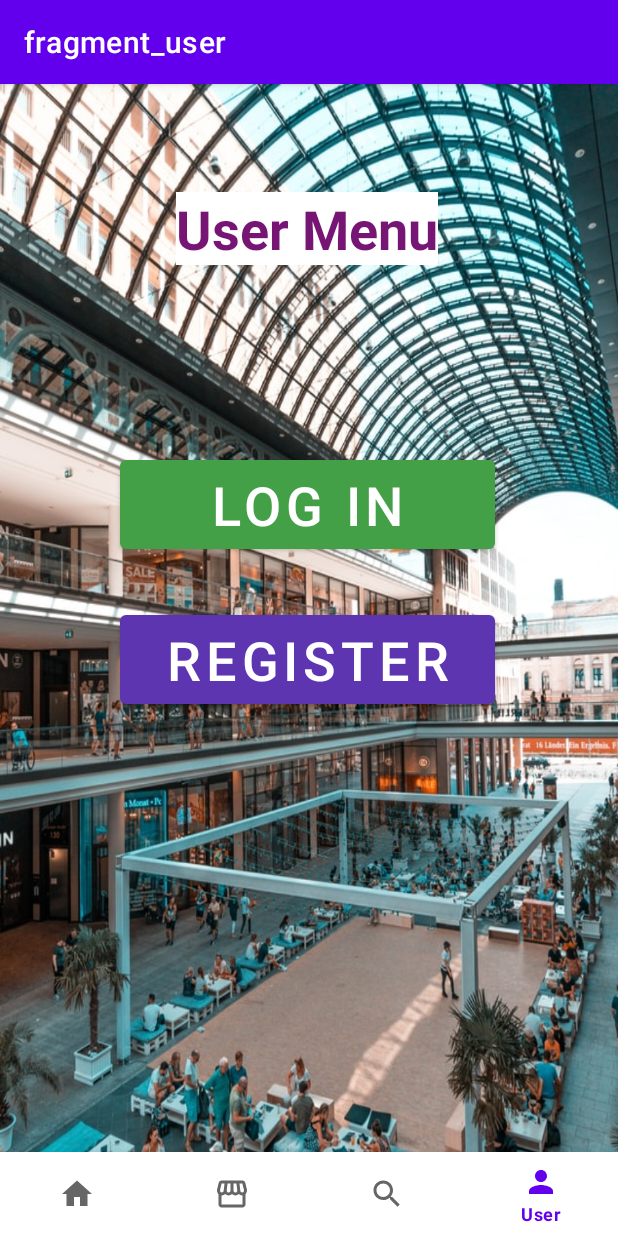
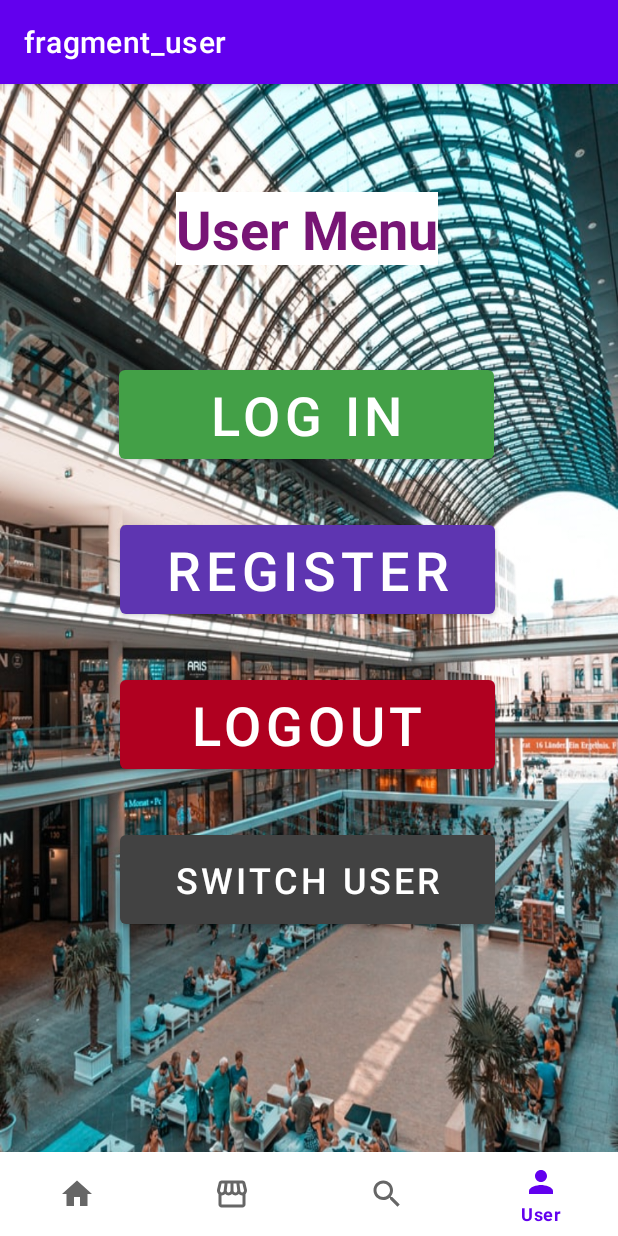
Before and after one commit to spyroy/near_buy, an Android app: the UserFrag screen opened through its navigation route, on a phone screen of 412 x 824 dp. Run offline under Robolectric (Android 15) with nearby library versions, the phone set to English and light mode, and no system bars; our stand-ins replace Firebase (no records; nobody signed in at launch, a user with empty details on screens opened directly), navigation-ui; Roboto replaces fonts that are not available here.

Commit message:
add logout and switch user

```diff
--- a/app/src/main/AndroidManifest.xml
+++ b/app/src/main/AndroidManifest.xml
@@ -51,7 +51,7 @@
         </activity>
         <activity android:name=".register"
             android:label="Register Activity"
-            android:parentActivityName=".MainActivity" />
+            android:parentActivityName=".register" />
 
         <meta-data
             android:name="android.support.PARENT_ACTIVITY"
--- a/app/src/main/java/com/example/near_buy/login.java
+++ b/app/src/main/java/com/example/near_buy/login.java
@@ -47,10 +47,10 @@ public class login extends AppCompatActivity {
         progressBar = findViewById(R.id.progressBar);
         FirebaseUser User = fAuth.getCurrentUser();
 
-
         mLoginbtn.setOnClickListener(new View.OnClickListener() {
             @Override
             public void onClick(View v) {
+
                 String email = mEmail.getText().toString().trim();
                 String password = mPassword.getText().toString().trim();
 
@@ -83,8 +83,6 @@ public class login extends AppCompatActivity {
 //                            user.setId(pId);
 //                            myRef.setValue(user);
 
-
-
                             startActivity(new Intent(getApplicationContext(),MainActivity.class));
 
                         }
@@ -96,7 +94,7 @@ public class login extends AppCompatActivity {
                                 e.printStackTrace();
                             }
                             progressBar.setVisibility(View.INVISIBLE);
-                            startActivity(new Intent(getApplicationContext(), login.class));
+                            //startActivity(new Intent(getApplicationContext(), login.class));
                         }
                     }
                 });
--- a/app/src/main/res/layout/fragment_user.xml
+++ b/app/src/main/res/layout/fragment_user.xml
@@ -44,15 +44,53 @@
         android:layout_height="71dp"
         android:layout_centerHorizontal="true"
         android:layout_gravity="center_horizontal"
-        android:layout_marginTop="124dp"
+        android:layout_marginTop="64dp"
+        android:onClick="LaunchLogin"
         android:text="log in"
         android:textColor="@color/white"
         android:textSize="36sp"
         app:backgroundTint="#43A047"
         app:layout_constraintEnd_toEndOf="parent"
+        app:layout_constraintHorizontal_bias="0.496"
         app:layout_constraintStart_toStartOf="parent"
         app:layout_constraintTop_toBottomOf="@+id/user_title"
-        tools:ignore="MissingConstraints"
-        android:onClick="LaunchLogin"
-        />
+        tools:ignore="MissingConstraints" />
+
+    <Button
+        android:id="@+id/logout"
+        android:layout_width="250dp"
+        android:layout_height="71dp"
+        android:layout_centerHorizontal="true"
+        android:layout_gravity="center_horizontal"
+        android:layout_marginTop="32dp"
+        android:onClick="logout"
+        android:text="logout"
+        android:textColor="@color/white"
+        android:textSize="36sp"
+        app:backgroundTint="@color/design_default_color_error"
+        app:layout_constraintEnd_toEndOf="parent"
+        app:layout_constraintHorizontal_bias="0.503"
+        app:layout_constraintStart_toStartOf="parent"
+        app:layout_constraintTop_toBottomOf="@+id/register"
+        tools:ignore="MissingConstraints" />
+
+    <Button
+        android:id="@+id/switch_user"
+        android:layout_width="250dp"
+        android:layout_height="71dp"
+        android:layout_centerHorizontal="true"
+        android:layout_gravity="center_horizontal"
+        android:layout_marginTop="32dp"
+        android:onClick="switch_user"
+        android:text="switch user"
+        android:textColor="@color/white"
+        android:textSize="24sp"
+        app:backgroundTint="@color/cardview_dark_background"
+        app:layout_constraintEnd_toEndOf="parent"
+        app:layout_constraintHorizontal_bias="0.503"
+        app:layout_constraintStart_toStartOf="parent"
+        app:layout_constraintTop_toBottomOf="@+id/logout"
+        tools:ignore="MissingConstraints" />
+
+
 </androidx.constraintlayout.widget.ConstraintLayout>
```
Also changed, not shown: app/src/main/java/com/example/near_buy/MainActivity.java (+24 -8 lines), app/src/main/java/com/example/near_buy/UserFrag.java (+7 -0 lines), app/src/main/java/com/example/near_buy/register.java (+2 -7 lines), 319 other files.
